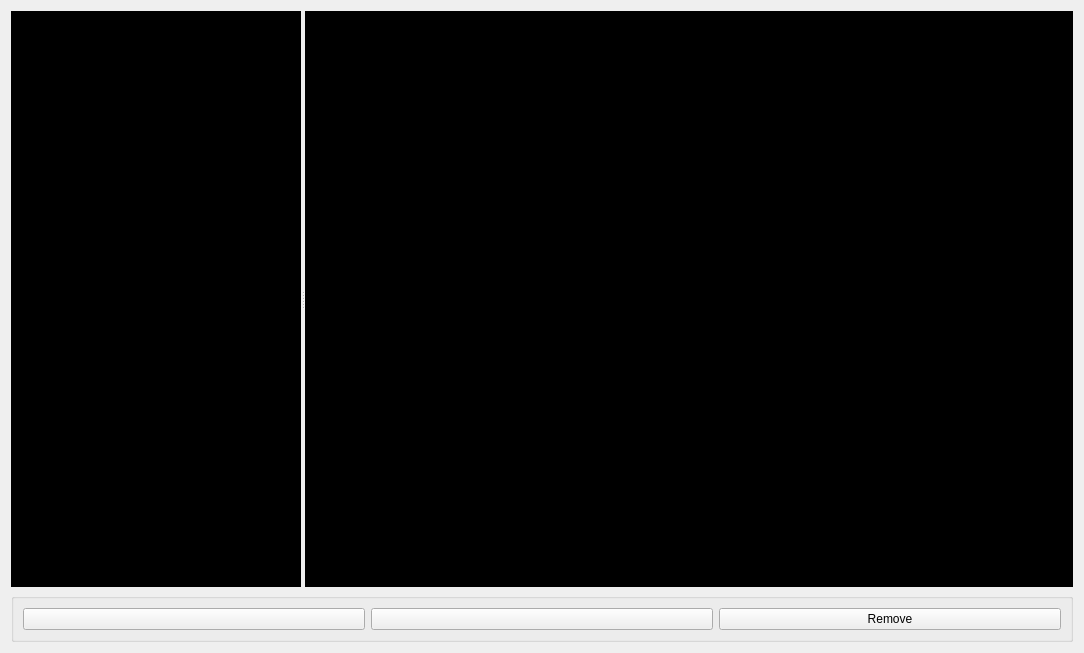
The window that texter/texter/texter4.ui (derlucas/4.48_psychosis) describes before a commit, drawn with Qt 5.
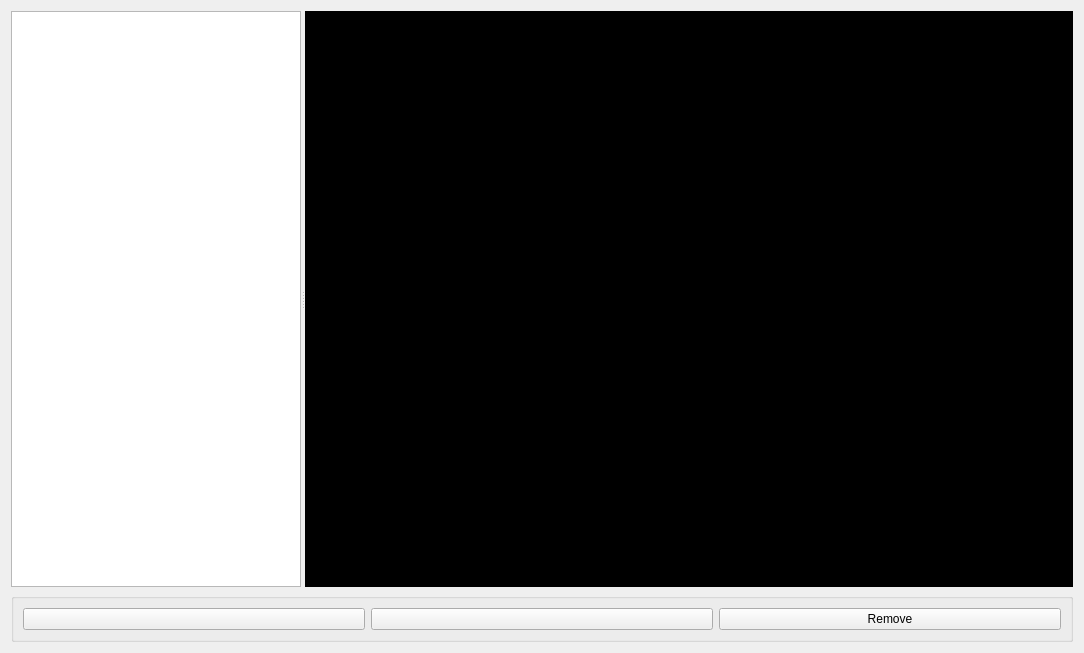
The same window after the commit. Icons and pictures are not drawn. Custom widgets are drawn as their Qt base class.

Patch:
```diff
--- a/texter/texter/texter4.ui
+++ b/texter/texter/texter4.ui
@@ -38,124 +38,6 @@
         <height>576</height>
        </size>
       </property>
-      <property name="palette">
-       <palette>
-        <active>
-         <colorrole role="WindowText">
-          <brush brushstyle="SolidPattern">
-           <color alpha="255">
-            <red>255</red>
-            <green>255</green>
-            <blue>255</blue>
-           </color>
-          </brush>
-         </colorrole>
-         <colorrole role="Text">
-          <brush brushstyle="SolidPattern">
-           <color alpha="255">
-            <red>255</red>
-            <green>255</green>
-            <blue>255</blue>
-           </color>
-          </brush>
-         </colorrole>
-         <colorrole role="Base">
-          <brush brushstyle="SolidPattern">
-           <color alpha="255">
-            <red>0</red>
-            <green>0</green>
-            <blue>0</blue>
-           </color>
-          </brush>
-         </colorrole>
-         <colorrole role="Window">
-          <brush brushstyle="SolidPattern">
-           <color alpha="255">
-            <red>0</red>
-            <green>0</green>
-            <blue>0</blue>
-           </color>
-          </brush>
-         </colorrole>
-        </active>
-        <inactive>
-         <colorrole role="WindowText">
-          <brush brushstyle="SolidPattern">
-           <color alpha="255">
-            <red>255</red>
-            <green>255</green>
-            <blue>255</blue>
-           </color>
-          </brush>
-         </colorrole>
-         <colorrole role="Text">
-          <brush brushstyle="SolidPattern">
-           <color alpha="255">
-            <red>255</red>
-            <green>255</green>
-            <blue>255</blue>
-           </color>
-          </brush>
-         </colorrole>
-         <colorrole role="Base">
-          <brush brushstyle="SolidPattern">
-           <color alpha="255">
-            <red>0</red>
-            <green>0</green>
-            <blue>0</blue>
-           </color>
-          </brush>
-         </colorrole>
-         <colorrole role="Window">
-          <brush brushstyle="SolidPattern">
-           <color alpha="255">
-            <red>0</red>
-            <green>0</green>
-            <blue>0</blue>
-           </color>
-          </brush>
-         </colorrole>
-        </inactive>
-        <disabled>
-         <colorrole role="WindowText">
-          <brush brushstyle="SolidPattern">
-           <color alpha="255">
-            <red>128</red>
-            <green>125</green>
-            <blue>123</blue>
-           </color>
-          </brush>
-         </colorrole>
-         <colorrole role="Text">
-          <brush brushstyle="SolidPattern">
-           <color alpha="255">
-            <red>128</red>
-            <green>125</green>
-            <blue>123</blue>
-           </color>
-          </brush>
-         </colorrole>
-         <colorrole role="Base">
-          <brush brushstyle="SolidPattern">
-           <color alpha="255">
-            <red>0</red>
-            <green>0</green>
-            <blue>0</blue>
-           </color>
-          </brush>
-         </colorrole>
-         <colorrole role="Window">
-          <brush brushstyle="SolidPattern">
-           <color alpha="255">
-            <red>0</red>
-            <green>0</green>
-            <blue>0</blue>
-           </color>
-          </brush>
-         </colorrole>
-        </disabled>
-       </palette>
-      </property>
      </widget>
      <widget class="KRichTextWidget" name="text_preview">
       <property name="sizePolicy">
```
